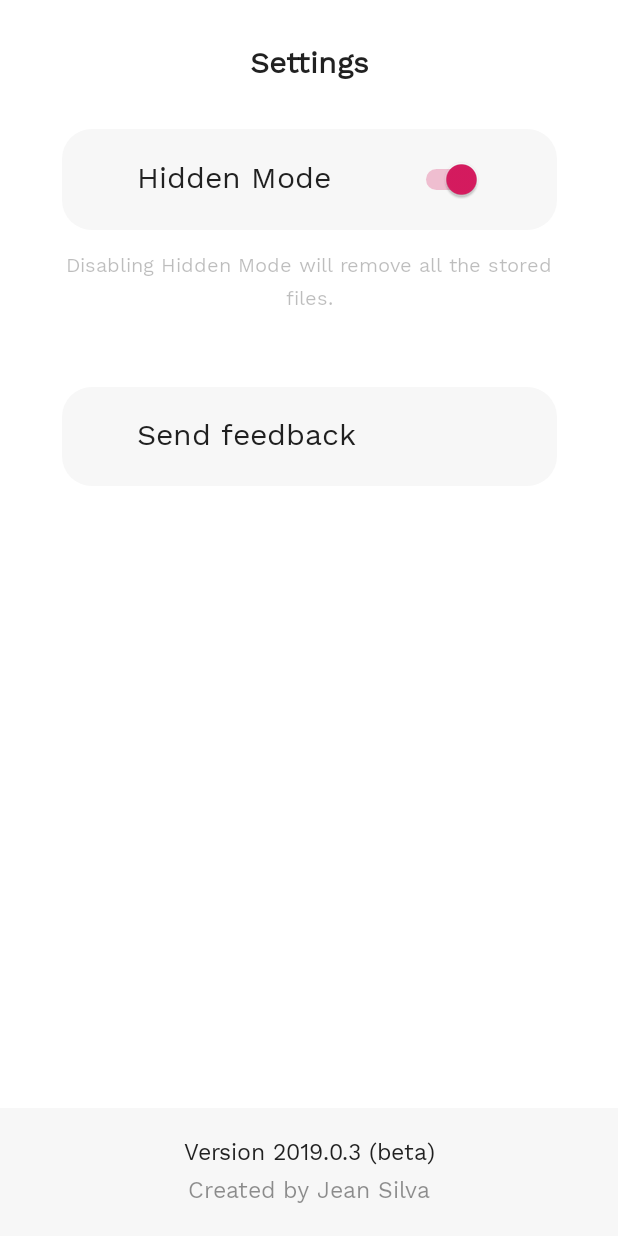
After one commit to jeanbarrossilva/Power, an Android app: the SettingsActivity screen opened directly, with no data from a screen before it, on a phone screen of 412 x 824 dp. The commit adds this screen. Run offline under Robolectric (Android 15) with nearby library versions, the phone set to English and light mode, and no system bars.

Commit message:
2019.0.3

```diff
--- a/app/build.gradle
+++ b/app/build.gradle
@@ -2,14 +2,16 @@ apply plugin: 'com.android.application'
 
 android {
     compileSdkVersion 28
+
     defaultConfig {
         applicationId "com.jeanbarrossilva.power"
         minSdkVersion 19
         targetSdkVersion 28
-        versionCode 5
-        versionName "2019.0.2.2"
+        versionCode 7
+        versionName "2019.0.3"
         testInstrumentationRunner "android.support.test.runner.AndroidJUnitRunner"
     }
+
     buildTypes {
         release {
             minifyEnabled false
--- a/app/src/main/AndroidManifest.xml
+++ b/app/src/main/AndroidManifest.xml
@@ -29,6 +29,8 @@
             </intent-filter>
 
         </activity>
+        <activity android:name=".SettingsActivity" />
+        <activity android:name=".HiddenMode" />
 
     </application>
 
--- /dev/null
+++ b/app/src/main/java/com/jeanbarrossilva/power/SettingsActivity.java
@@ -0,0 +1,196 @@
+package com.jeanbarrossilva.power;
+
+import android.annotation.SuppressLint;
+import android.app.Dialog;
+import android.content.Context;
+import android.content.Intent;
+import android.content.SharedPreferences;
+import android.graphics.Color;
+import android.graphics.drawable.ColorDrawable;
+import android.net.Uri;
+import android.os.Bundle;
+import android.support.constraint.ConstraintLayout;
+import android.support.v7.app.AppCompatActivity;
+import android.text.InputType;
+import android.view.View;
+import android.view.Window;
+import android.widget.Button;
+import android.widget.CompoundButton;
+import android.widget.EditText;
+import android.widget.Switch;
+import android.widget.TextView;
+import android.widget.Toast;
+
+import java.util.Objects;
+
+public class SettingsActivity extends AppCompatActivity {
+    SharedPreferences preferences;
+    SharedPreferences.Editor preferencesEditor;
+
+    Intent settingsActivityToMainActivity;
+
+    String appName;
+    String versionName;
+
+    Dialog dialogYesNo;
+    TextView dialogYesNoTitle;
+    TextView dialogYesNoMessage;
+    Button dialogYesNoYesButton;
+    Button dialogYesNoNoButton;
+
+    TextView activityTitle;
+    TextView activitySubtitle;
+
+    Switch settingHiddenMode;
+    String pin;
+
+    ConstraintLayout settingSendFeedback;
+
+    TextView version;
+
+    @SuppressLint("CommitPrefEdits")
+    @Override
+    protected void onCreate(Bundle savedInstanceState) {
+        super.onCreate(savedInstanceState);
+        setContentView(R.layout.activity_settings);
+
+        preferences = getSharedPreferences("com.jeanbarrossilva.power", Context.MODE_PRIVATE);
+        preferencesEditor = preferences.edit();
+
+        settingsActivityToMainActivity = new Intent(this, MainActivity.class);
+
+        appName = getString(R.string.app_name);
+        versionName = BuildConfig.VERSION_NAME;
+
+        dialogYesNo = new Dialog(this);
+        Objects.requireNonNull(dialogYesNo.getWindow()).setBackgroundDrawable(new ColorDrawable(Color.TRANSPARENT));
+        dialogYesNo.requestWindowFeature(Window.FEATURE_NO_TITLE);
+        dialogYesNo.setContentView(R.layout.dialog_yes_no);
+
+        dialogYesNoTitle = dialogYesNo.findViewById(R.id.title);
+        dialogYesNoMessage = dialogYesNo.findViewById(R.id.message);
+        dialogYesNoNoButton = dialogYesNo.findViewById(R.id.no);
+        dialogYesNoYesButton = dialogYesNo.findViewById(R.id.yes);
+
+        dialogYesNoNoButton.setOnClickListener(new View.OnClickListener() {
+            @Override
+            public void onClick(View view) {
+                dialogYesNo.dismiss();
+            }
+        });
+
+        activityTitle = findViewById(R.id.activity_title);
+        activitySubtitle = findViewById(R.id.activity_subtitle);
+
+        settingHiddenMode = findViewById(R.id.setting_hidden_mode_preview_switch);
+        settingSendFeedback = findViewById(R.id.setting_send_feedback);
+
+        version = findViewById(R.id.version);
+
+        settingHiddenMode();
+        settingSendFeedback();
+
+        rememberSettingHiddenMode();
+
+        version();
+    }
+
+    private void settingHiddenMode() {
+        settingHiddenMode.setOnCheckedChangeListener(new CompoundButton.OnCheckedChangeListener() {
+            @Override
+            public void onCheckedChanged(CompoundButton buttonView, boolean isChecked) {
+                if (isChecked) {
+                    preferencesEditor.putBoolean("isHiddenModeEnabled", true)
+                            .apply();
+
+                    dialogYesNoTitle.setText(getString(R.string.hidden_mode_dialog_title));
+                    dialogYesNoMessage.setText(getString(R.string.hidden_mode_dialog_message));
+
+                    dialogYesNoYesButton.setOnClickListener(new View.OnClickListener() {
+                        @Override
+                        public void onClick(View view) {
+                            dialogYesNo.dismiss();
+
+                            Dialog dialogInput = new Dialog(SettingsActivity.this);
+                            Objects.requireNonNull(dialogInput.getWindow()).setBackgroundDrawable(new ColorDrawable(Color.TRANSPARENT));
+                            dialogInput.requestWindowFeature(Window.FEATURE_NO_TITLE);
+                            dialogInput.setContentView(R.layout.dialog_input);
+
+                            TextView dialogInputTitle = dialogInput.findViewById(R.id.title);
+                            dialogInputTitle.setText(getString(R.string.hidden_mode_set_password_dialog_title));
+
+                            TextView dialogInputMessage = dialogInput.findViewById(R.id.message);
+                            dialogInputMessage.setText(getString(R.string.hidden_mode_set_password_dialog_message));
+
+                            final EditText dialogInputInput = dialogInput.findViewById(R.id.input);
+                            dialogInputInput.setInputType(InputType.TYPE_CLASS_NUMBER);
+
+                            TextView dialogInputButton = dialogInput.findViewById(R.id.ok);
+
+                            dialogInputButton.setOnClickListener(new View.OnClickListener() {
+                                @Override
+                                public void onClick(View view) {
+                                    pin = dialogInputInput.getText().toString();
+
+                                    if (pin.length() == 4) {
+                                        settingsActivityToMainActivity.putExtra("password", pin);
+
+                                        setResult(RESULT_OK, settingsActivityToMainActivity);
+                                        finish();
+                                    } else {
+                                        Toast.makeText(SettingsActivity.this, "The PIN must contain only 4 digits.", Toast.LENGTH_SHORT).show();
+                                    }
+                                }
+                            });
+
+                            dialogInput.show();
+                        }
+                    });
+
+                    dialogYesNo.show();
+                } else {
+                    preferencesEditor.putBoolean("isHiddenModeEnabled", false)
+                            .apply();
+                }
+            }
+        });
+    }
+
+    private void rememberSettingHiddenMode() {
+        if (settingsActivityToMainActivity.getBooleanExtra("isHiddenModeEnabled", true)) {
+            settingHiddenMode.setChecked(true);
+            dialogYesNo.dismiss();
+        } else {
+            settingHiddenMode.setChecked(false);
+        }
+    }
+
+    private void settingSendFeedback() {
+        settingSendFeedback.setOnClickListener(new View.OnClickListener() {
+            @Override
+            public void onClick(View view) {
+                Intent email = new Intent(Intent.ACTION_SENDTO, Uri.parse("mailto:jeanbarrossilva@outlook.com"));
+                email.putExtra(Intent.EXTRA_SUBJECT, String.format(getString(R.string.send_feedback_email_subject), appName));
+
+                startActivity(Intent.createChooser(email, getString(R.string.send_feedback)));
+            }
+        });
+    }
+
+    private void version() {
+        int dots = 0;
+
+        // Counts how many dots are there in 'versionName'.
+        for (char dot: versionName.toCharArray()) {
+            if (dot == '.') {
+                dots ++;
+            }
+        }
+
+        if (dots == 1) {
+            version.setText(String.format(getString(R.string.version), versionName));
+        } else if (dots >= 2) {
+            version.setText(String.format(getString(R.string.version_beta), versionName));
+        }
+    }
+}
--- a/app/src/main/res/drawable-night/equal.xml
+++ b/app/src/main/res/drawable/activity_additional_info.xml
@@ -1,10 +1,9 @@
 <?xml version="1.0" encoding="utf-8"?>
 <selector xmlns:android="http://schemas.android.com/apk/res/android">
 
-    <item android:state_pressed="false">
+    <item>
         <shape>
-            <solid android:color="#708FEB" />
-            <corners android:radius="100dp" />
+            <solid android:color="@color/activity_additional_info" />
         </shape>
     </item>
 
--- a/app/src/main/res/drawable/clear_all.xml
+++ b/app/src/main/res/drawable/dialog_input.xml
@@ -1,10 +1,10 @@
 <?xml version="1.0" encoding="utf-8"?>
 <selector xmlns:android="http://schemas.android.com/apk/res/android">
 
-    <item android:state_pressed="false">
+    <item>
         <shape>
-            <solid android:color="#E05B5B" />
-            <corners android:radius="15dp" />
+            <solid android:color="#F1F1F1" />
+            <corners android:radius="30dp" />
         </shape>
     </item>
 
--- a/app/src/main/res/drawable/divider.xml
+++ b/app/src/main/res/drawable/dimmer.xml
@@ -3,8 +3,7 @@
 
     <item>
         <shape>
-            <solid android:color="@android:color/white" />
-            <corners android:radius="100dp" />
+            <solid android:color="@android:color/black" />
         </shape>
     </item>
 
--- a/app/src/main/res/drawable/equal.xml
+++ b/app/src/main/res/drawable/equal.xml
@@ -3,7 +3,7 @@
 
     <item android:state_pressed="false">
         <shape>
-            <solid android:color="#03A9F4" />
+            <solid android:color="@color/equal" />
             <corners android:radius="100dp" />
         </shape>
     </item>
--- a/app/src/main/res/drawable/delete.xml
+++ b/app/src/main/res/drawable/setting.xml
@@ -3,8 +3,8 @@
 
     <item android:state_pressed="false">
         <shape>
-            <solid android:color="#E05B5B" />
-            <corners android:radius="30dp" />
+            <solid android:color="@color/setting" />
+            <corners android:radius="20dp" />
         </shape>
     </item>
 
--- a/app/src/main/res/drawable/input.xml
+++ b/app/src/main/res/drawable/settings.xml
@@ -1,10 +1,10 @@
 <?xml version="1.0" encoding="utf-8"?>
 <selector xmlns:android="http://schemas.android.com/apk/res/android">
 
-    <item>
+    <item android:state_pressed="false">
         <shape>
-            <solid android:color="#050505" />
-            <corners android:radius="30dp" />
+            <solid android:color="@color/settings" />
+            <corners android:radius="10dp" />
         </shape>
     </item>
 
--- /dev/null
+++ b/app/src/main/res/layout/activity_settings.xml
@@ -0,0 +1,148 @@
+<?xml version="1.0" encoding="utf-8"?>
+<android.support.constraint.ConstraintLayout xmlns:android="http://schemas.android.com/apk/res/android"
+    xmlns:app="http://schemas.android.com/apk/res-auto"
+    xmlns:tools="http://schemas.android.com/tools"
+    android:layout_width="match_parent"
+    android:layout_height="match_parent"
+    android:background="@color/background"
+    tools:context=".SettingsActivity">
+
+    <android.support.constraint.ConstraintLayout
+        android:id="@+id/activity_title_layout"
+        android:layout_width="wrap_content"
+        android:layout_height="wrap_content"
+        android:padding="30dp"
+        app:layout_constraintTop_toTopOf="parent"
+        app:layout_constraintStart_toStartOf="parent"
+        app:layout_constraintEnd_toEndOf="parent">
+
+        <TextView
+            android:id="@+id/activity_title"
+            android:layout_width="wrap_content"
+            android:layout_height="wrap_content"
+            android:text="@string/settings"
+            android:textStyle="bold"
+            android:textSize="20sp"
+            app:layout_constraintTop_toTopOf="parent"
+            app:layout_constraintStart_toStartOf="parent"
+            app:layout_constraintEnd_toEndOf="parent" />
+
+        <TextView
+            android:id="@+id/activity_subtitle"
+            android:layout_width="wrap_content"
+            android:layout_height="wrap_content"
+            android:layout_marginTop="5dp"
+            android:textSize="17sp"
+            android:visibility="gone"
+            app:layout_constraintTop_toBottomOf="@+id/activity_title"
+            app:layout_constraintStart_toStartOf="parent"
+            app:layout_constraintEnd_toEndOf="parent" />
+
+    </android.support.constraint.ConstraintLayout>
+
+    <android.support.constraint.ConstraintLayout
+        android:id="@+id/setting_hidden_mode"
+        android:layout_width="330dp"
+        android:layout_height="wrap_content"
+        android:paddingTop="20dp"
+        android:paddingStart="50dp"
+        android:paddingEnd="50dp"
+        android:paddingBottom="20dp"
+        android:background="@drawable/setting"
+        app:layout_constraintTop_toBottomOf="@+id/activity_title_layout"
+        app:layout_constraintStart_toStartOf="parent"
+        app:layout_constraintEnd_toEndOf="parent">
+
+        <TextView
+            android:id="@+id/setting_hidden_mode_preview_title"
+            android:layout_width="wrap_content"
+            android:layout_height="wrap_content"
+            android:text="@string/hidden_mode"
+            android:textSize="20sp"
+            app:layout_constraintTop_toTopOf="parent"
+            app:layout_constraintStart_toStartOf="parent"
+            app:layout_constraintBottom_toBottomOf="parent" />
+
+        <Switch
+            android:id="@+id/setting_hidden_mode_preview_switch"
+            android:layout_width="wrap_content"
+            android:layout_height="wrap_content"
+            app:layout_constraintTop_toTopOf="parent"
+            app:layout_constraintEnd_toEndOf="parent"
+            app:layout_constraintBottom_toBottomOf="parent" />
+
+    </android.support.constraint.ConstraintLayout>
+
+    <TextView
+        android:id="@+id/setting_hidden_mode_preview_disclaimer"
+        android:layout_width="330dp"
+        android:layout_height="wrap_content"
+        android:layout_marginTop="15dp"
+        android:alpha="0.3"
+        android:text="@string/hidden_mode_disable"
+        android:textAlignment="center"
+        android:textSize="13sp"
+        app:layout_constraintTop_toBottomOf="@+id/setting_hidden_mode"
+        app:layout_constraintStart_toStartOf="@+id/setting_hidden_mode" />
+
+    <android.support.constraint.ConstraintLayout
+        android:id="@+id/setting_send_feedback"
+        android:layout_width="330dp"
+        android:layout_height="wrap_content"
+        android:layout_marginTop="50dp"
+        android:paddingTop="20dp"
+        android:paddingStart="50dp"
+        android:paddingEnd="50dp"
+        android:paddingBottom="20dp"
+        android:background="@drawable/setting"
+        app:layout_constraintTop_toBottomOf="@+id/setting_hidden_mode_preview_disclaimer"
+        app:layout_constraintStart_toStartOf="parent"
+        app:layout_constraintEnd_toEndOf="parent">
+
+        <TextView
+            android:id="@+id/setting_send_feedback_preview_title"
+            android:layout_width="wrap_content"
+            android:layout_height="wrap_content"
+            android:text="@string/send_feedback"
+            android:textSize="20sp"
+            app:layout_constraintTop_toTopOf="parent"
+            app:layout_constraintStart_toStartOf="parent"
+            app:layout_constraintBottom_toBottomOf="parent" />
+
+    </android.support.constraint.ConstraintLayout>
+
+    <android.support.constraint.ConstraintLayout
+        android:id="@+id/activity_additional_info"
+        android:layout_width="match_parent"
+        android:layout_height="wrap_content"
+        android:padding="20dp"
+        android:background="@drawable/activity_additional_info"
+        app:layout_constraintStart_toStartOf="parent"
+        app:layout_constraintEnd_toEndOf="parent"
+        app:layout_constraintBottom_toBottomOf="parent">
+
+        <TextView
+            android:id="@+id/version"
+            android:layout_width="wrap_content"
+            android:layout_height="wrap_content"
+            android:text="@string/version"
+            android:textSize="15sp"
+            app:layout_constraintTop_toTopOf="parent"
+            app:layout_constraintStart_toStartOf="parent"
+            app:layout_constraintEnd_toEndOf="parent" />
+
+        <TextView
+            android:id="@+id/created_by"
+            android:layout_width="wrap_content"
+            android:layout_height="wrap_content"
+            android:layout_marginTop="5dp"
+            android:alpha="0.5"
+            android:text="@string/created_by"
+            android:textSize="15sp"
+            app:layout_constraintTop_toBottomOf="@+id/version"
+            app:layout_constraintStart_toStartOf="parent"
+            app:layout_constraintEnd_toEndOf="parent" />
+
+    </android.support.constraint.ConstraintLayout>
+
+</android.support.constraint.ConstraintLayout>
--- a/app/src/main/res/values-night/colors.xml
+++ b/app/src/main/res/values-night/colors.xml
@@ -5,7 +5,11 @@
     <color name="colorAccent">#D81B60</color>
 
     <color name="background">@android:color/black</color>
+    <color name="settings">#2B2B2B</color>
+    <color name="setting">#2B2B2B</color>
+    <color name="activity_additional_info">#2B2B2B</color>
     <color name="calculator">#CACACA</color>
     <color name="operator">#181818</color>
     <color name="number">#181818</color>
+    <color name="equal">@android:color/white</color>
 </resources>
--- a/app/src/main/res/values/colors.xml
+++ b/app/src/main/res/values/colors.xml
@@ -5,7 +5,11 @@
     <color name="colorAccent">#D81B60</color>
 
     <color name="background">@android:color/white</color>
+    <color name="settings">#F7F7F7</color>
+    <color name="setting">#F7F7F7</color>
+    <color name="activity_additional_info">#F7F7F7</color>
     <color name="calculator">#F7F7F7</color>
     <color name="operator">#FAFAFA</color>
     <color name="number">#FAFAFA</color>
+    <color name="equal">#03A9F4</color>
 </resources>
--- a/app/src/main/res/values/strings.xml
+++ b/app/src/main/res/values/strings.xml
@@ -5,20 +5,39 @@
     <string name="incompatible_device_dialog_title">Incompatible device</string>
     <string name="welcome_to_dialog_title">Welcome to %1$s!</string>
     <string name="beta_version_dialog_title">Beta version</string>
+    <string name="hidden_mode_dialog_title">Hidden Mode</string>
+    <string name="hidden_mode_set_password_dialog_title">Hidden Mode</string>
+    <string name="hidden_mode_disable_dialog_title">Disable Hidden Mode</string>
     <string name="release_notes_dialog_title">Release notes</string>
     <string name="delete_dialog_title">Delete</string>
 
     <string name="message">Message</string>
     <string name="incompatible_device_dialog_message">Unfortunately, your device is incompatible with %1$s due to its screen size. Tap "OK" to the app.</string>
     <string name="welcome_to_dialog_message">%1$s is a powerful calculator that lets you easily calculate expressions and convert units like Celsius to Fahrenheit, meter to kilometer, liter to barrel and much more! This is CalcOne, but taken to a whole new level.\n\nHope you enjoy it!</string>
-    <string name="beta_version_dialog_message">You are using a beta version of Power. That means there may be some bugs, crashes and/or missing features.</string>
-    <string name="release_notes_dialog_message">%1$s has been updated to version %2$s. Here\'s what is new:\n\nFixed a bug that didn\'t show the app name and version in the "Release notes" dialog;\n\nThe status bar color is now black when using both day and night modes.</string>
+    <string name="beta_version_dialog_message">You are using a beta version of %1$s. That means there may be some bugs, crashes and/or missing features.</string>
+    <string name="hidden_mode_dialog_message">Hidden Mode is a feature that allows you to securely store images in the calculator with a password. Would you like to enable it?</string>
+    <string name="hidden_mode_set_password_dialog_message">Set a 4-digit PIN.</string>
+    <string name="hidden_mode_set_password_dialog_disclaimer">If you forget the PIN, you won\'t be able to access Hidden Mode anymore. Make sure you annotate it somewhere.</string>
+    <string name="hidden_mode_enter_dialog_message">Would you like to enter Hidden Mode now?</string>
+    <string name="hidden_mode_disable_dialog_message">Disabling Hidden Mode will remove all the stored files. Would you like to continue?</string>
+    <string name="release_notes_dialog_message">%1$s has been updated to version %2$s. Here\'s what is new:\n\nSettings menu added;\nHidden Mode added;\n"Send feedback" option added;\nCredits and app version number added.</string>
     <string name="delete_dialog_message">Are you sure you want to delete? Once you do it, there\'s no going back.</string>
 
     <string name="ok">OK</string>
     <string name="yes">Yes</string>
+    <string name="string_continue">Continue</string>
     <string name="no">No</string>
+    <string name="cancel">Cancel</string>
     <string name="maybe_later">Maybe later</string>
+
+    <string name="settings">Settings</string>
+    <string name="hidden_mode">Hidden Mode</string>
+    <string name="hidden_mode_disable">Disabling Hidden Mode will remove all the stored files.</string>
+    <string name="send_feedback">Send feedback</string>
+    <string name="send_feedback_email_subject">%1$s feedback</string>
+    <string name="created_by">Created by Jean Silva</string>
+    <string name="version">Version %1$s</string>
+    <string name="version_beta">Version %1$s (beta)</string>
 
     <string name="zero" translatable="false">0</string>
     <string name="dot" translatable="false">.</string>
@@ -45,5 +64,8 @@
     <string name="times" translatable="false">×</string>
     <string name="division" translatable="false">÷</string>
 
+    <string name="hidden_mode_set_up_success">Hidden Mode was successfully set up. Type in your PIN and hit \"=\" to enter.</string>
+
     <string name="error">Error</string>
+    <string name="night_incompatibility">Your device is not compatible with Night mode.</string>
 </resources>
```
Also changed, not shown: app/src/main/java/com/jeanbarrossilva/power/HiddenMode.java (added, +12 -0 lines), app/src/main/java/com/jeanbarrossilva/power/MainActivity.java (+74 -10 lines), app/src/main/res/anim/slide_in_up.xml (added, +9 -0 lines), app/src/main/res/anim/slide_out_down.xml (added, +9 -0 lines), app/src/main/res/layout/activity_hidden_mode.xml (added, +24 -0 lines), app/src/main/res/layout/activity_main.xml (+13 -0 lines), app/src/main/res/layout/dialog_input.xml (added, +99 -0 lines), 1 other file.
